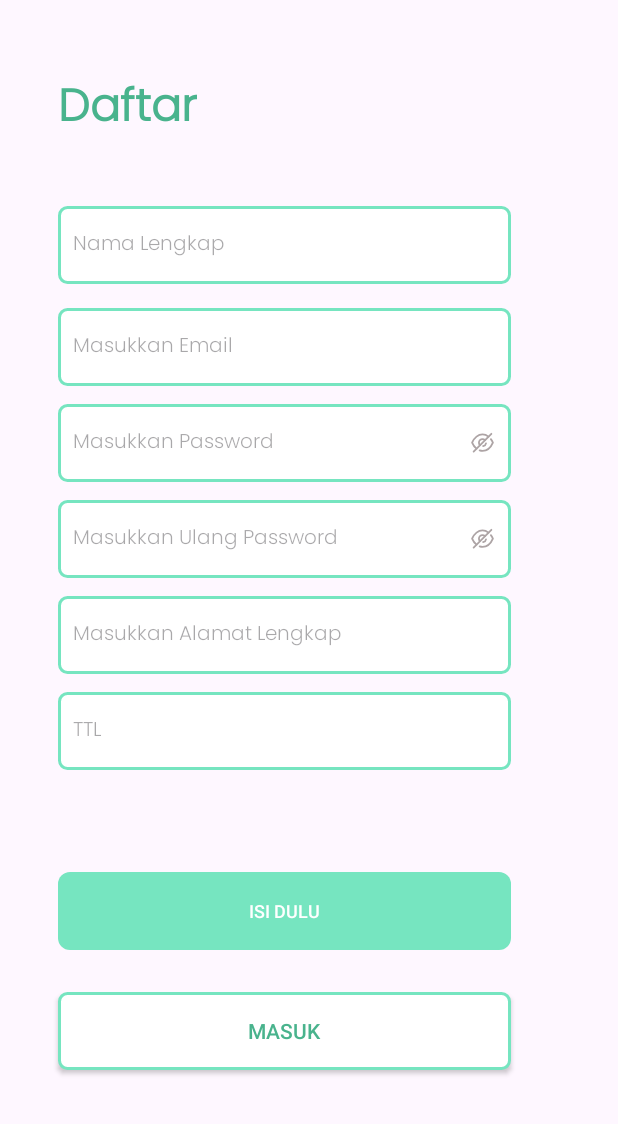
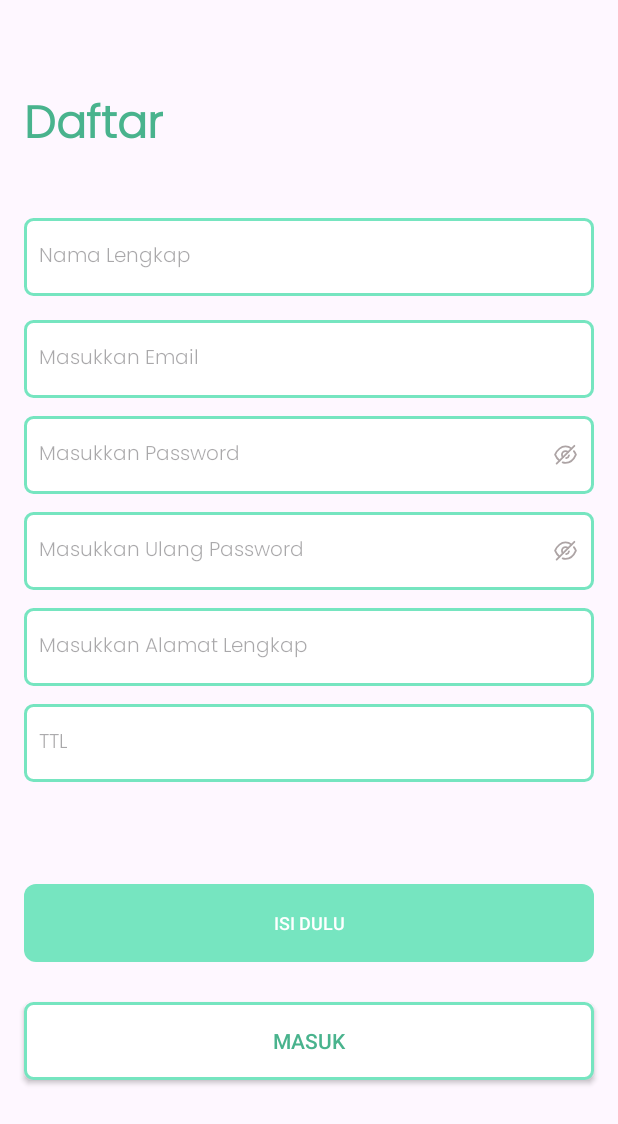
Before and after one commit to Laper-in/laperin-app, an Android app: the RegisterActivity screen opened directly, with no data from a screen before it, on a phone screen of 412 x 824 dp. Shown: the top 1124 px of the screen. Run offline under Robolectric (Android 15) with nearby library versions, the phone set to English and light mode, and no system bars.

Commit message:
Fixed minor bug

```diff
--- a/app/src/main/res/layout/activity_register.xml
+++ b/app/src/main/res/layout/activity_register.xml
@@ -9,38 +9,35 @@
     <TextView
         android:id="@+id/tv_daftar"
         style="@style/bold"
-        android:textStyle="bold"
         android:layout_width="wrap_content"
         android:layout_height="wrap_content"
         android:text="@string/daftar"
         android:textSize="30sp"
-        app:layout_constraintBottom_toBottomOf="parent"
-        app:layout_constraintEnd_toEndOf="parent"
-        app:layout_constraintHorizontal_bias="0.121"
-        app:layout_constraintStart_toStartOf="parent"
-        app:layout_constraintTop_toTopOf="parent"
-        app:layout_constraintVertical_bias="0.063" />
+        android:textStyle="bold"
+        android:layout_marginTop="60dp"
+        app:layout_constraintStart_toStartOf="@+id/ed_nama_lengkap"
+        app:layout_constraintTop_toTopOf="parent"/>
 
     <com.capstone.laperinapp.costumView.EditText
         android:id="@+id/ed_nama_lengkap"
         style="@style/medium"
-        android:layout_width="302dp"
+        android:layout_width="0dp"
         android:layout_height="52dp"
+        android:layout_marginStart="16dp"
+        android:layout_marginEnd="16dp"
         android:hint="@string/nama_lengkap"
         android:inputType="text"
         android:padding="10dp"
-        android:textSize="13dp"
-        app:layout_constraintBottom_toBottomOf="parent"
+        android:textSize="13sp"
+        android:layout_marginTop="36dp"
         app:layout_constraintEnd_toEndOf="parent"
-        app:layout_constraintHorizontal_bias="0.0"
-        app:layout_constraintStart_toStartOf="@+id/tv_daftar"
-        app:layout_constraintTop_toTopOf="parent"
-        app:layout_constraintVertical_bias="0.178" />
+        app:layout_constraintStart_toStartOf="parent"
+        app:layout_constraintTop_toBottomOf="@+id/tv_daftar" />
 
     <com.capstone.laperinapp.costumView.EditText
         android:id="@+id/ed_email_register"
         style="@style/medium"
-        android:layout_width="302dp"
+        android:layout_width="0dp"
         android:layout_height="52dp"
         android:layout_marginTop="16dp"
         android:hint="@string/masukkan_email"
@@ -48,14 +45,13 @@
         android:padding="10dp"
         android:textSize="13sp"
         app:layout_constraintEnd_toEndOf="@+id/ed_nama_lengkap"
-        app:layout_constraintHorizontal_bias="0.0"
         app:layout_constraintStart_toStartOf="@+id/ed_nama_lengkap"
         app:layout_constraintTop_toBottomOf="@+id/ed_nama_lengkap" />
 
     <com.capstone.laperinapp.costumView.EditText
         android:id="@+id/ed_masukkan_password_register"
         style="@style/medium"
-        android:layout_width="302dp"
+        android:layout_width="0dp"
         android:layout_height="52dp"
         android:layout_marginTop="12dp"
         android:hint="@string/Masukkan_password"
@@ -64,14 +60,13 @@
         android:padding="10dp"
         android:textSize="13sp"
         app:layout_constraintEnd_toEndOf="@+id/ed_email_register"
-        app:layout_constraintHorizontal_bias="0.0"
         app:layout_constraintStart_toStartOf="@+id/ed_email_register"
         app:layout_constraintTop_toBottomOf="@+id/ed_email_register" />
 
     <com.capstone.laperinapp.costumView.EditText
         android:id="@+id/ed_ulang_password_register"
         style="@style/medium"
-        android:layout_width="302dp"
+        android:layout_width="0dp"
         android:layout_height="52dp"
         android:layout_marginTop="12dp"
         android:hint="@string/masukkan_ulang_password"
@@ -80,14 +75,13 @@
         android:padding="10dp"
         android:textSize="13sp"
         app:layout_constraintEnd_toEndOf="@+id/ed_masukkan_password_register"
-        app:layout_constraintHorizontal_bias="0.0"
         app:layout_constraintStart_toStartOf="@+id/ed_masukkan_password_register"
         app:layout_constraintTop_toBottomOf="@+id/ed_masukkan_password_register" />
 
     <com.capstone.laperinapp.costumView.EditText
         android:id="@+id/ed_alamat_lengkap"
         style="@style/medium"
-        android:layout_width="302dp"
+        android:layout_width="0dp"
         android:layout_height="52dp"
         android:layout_marginTop="12dp"
         android:padding="10dp"
@@ -95,14 +89,13 @@
         android:inputType="text"
         android:hint="@string/masukkan_alamat_lengkap"
         app:layout_constraintEnd_toEndOf="@+id/ed_ulang_password_register"
-        app:layout_constraintHorizontal_bias="0.0"
         app:layout_constraintStart_toStartOf="@+id/ed_ulang_password_register"
         app:layout_constraintTop_toBottomOf="@+id/ed_ulang_password_register" />
 
     <com.capstone.laperinapp.costumView.EditText
         android:id="@+id/ed_ttl"
         style="@style/medium"
-        android:layout_width="302dp"
+        android:layout_width="0dp"
         android:layout_height="52dp"
         android:layout_marginTop="12dp"
         android:hint="@string/ttl"
@@ -112,26 +105,24 @@
         android:clickable="true"
         android:onClick="showDatePickerDialog"
         app:layout_constraintEnd_toEndOf="@+id/ed_alamat_lengkap"
-        app:layout_constraintHorizontal_bias="0.0"
         app:layout_constraintStart_toStartOf="@+id/ed_alamat_lengkap"
         app:layout_constraintTop_toBottomOf="@+id/ed_alamat_lengkap" />
 
     <com.capstone.laperinapp.costumView.ButtonRegister
         android:id="@+id/bt_daftar_register"
-        android:layout_width="302dp"
+        android:layout_width="0dp"
         android:layout_height="52dp"
         android:layout_marginTop="68dp"
         android:background="@color/primary"
         android:textColor="@color/white"
         android:enabled="false"
         app:layout_constraintEnd_toEndOf="@+id/ed_ttl"
-        app:layout_constraintHorizontal_bias="0.0"
         app:layout_constraintStart_toStartOf="@+id/ed_ttl"
         app:layout_constraintTop_toBottomOf="@+id/ed_ttl" />
 
     <com.capstone.laperinapp.costumView.ButtonActivity
         android:id="@+id/bt_masuk_register"
-        android:layout_width="302dp"
+        android:layout_width="0dp"
         android:layout_height="52dp"
         android:layout_marginTop="12dp"
         android:background="@drawable/rounded_button"
@@ -139,7 +130,6 @@
         android:text="@string/masuk"
         android:textColor="@color/primary"
         app:layout_constraintEnd_toEndOf="@+id/bt_daftar_register"
-        app:layout_constraintHorizontal_bias="0.0"
         app:layout_constraintStart_toStartOf="@+id/bt_daftar_register"
         app:layout_constraintTop_toBottomOf="@+id/bt_daftar_register"
         app:layout_constraintVertical_bias="0.125" />
```
